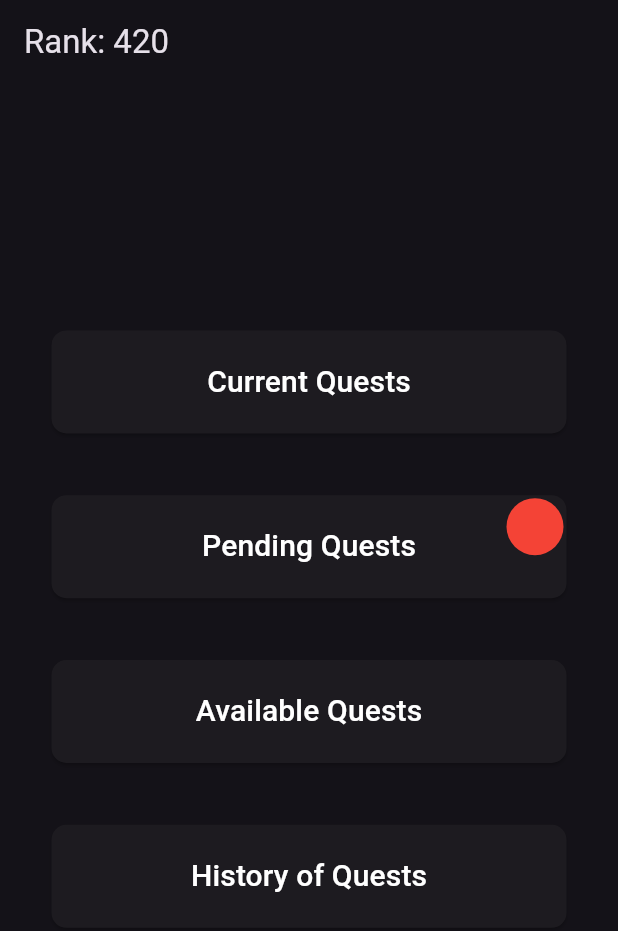
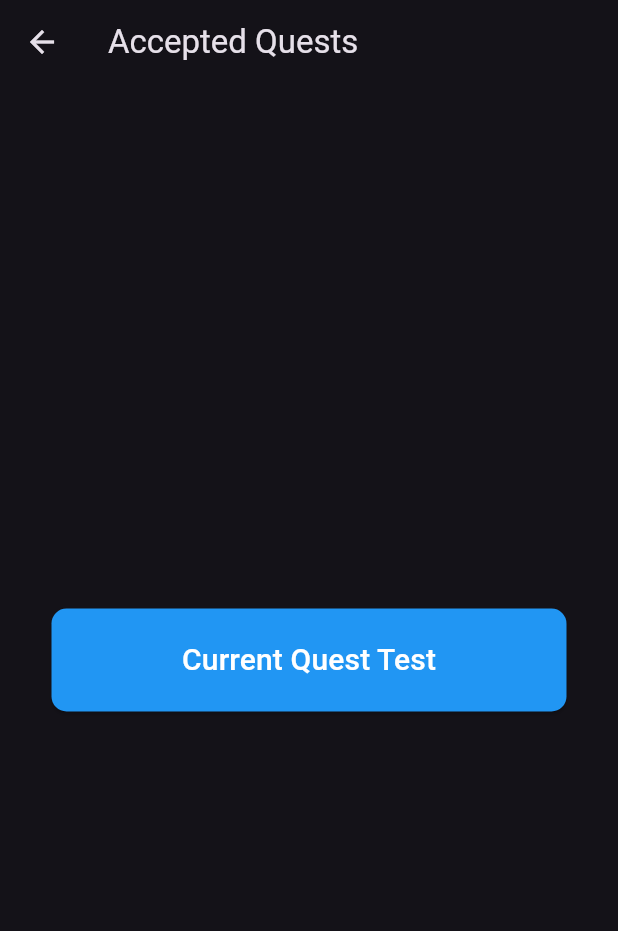
Before and after one commit to stayros130/Flutter_training, a Flutter app: the screen it shows after launch, after a tap on "Current Quests", on a phone screen of 412 x 824 dp. Shown: the top 931 px of the screen. Run offline on Flutter 3.47's test engine with Material 3 defaults, Android fonts, the light colour scheme and no system bars; our stand-ins replace google_fonts, transparent_image.

Commit message:
Added current quest screen and accepted quest details modal

```diff
--- /dev/null
+++ b/uniwa_quest/lib/ranks.dart
@@ -0,0 +1,26 @@
+enum Rank {
+  Novice, // 0 - 999
+  Intermediate, // 1000 - 4999
+  Advanced, // 5000 - 9999
+  Professional, // 10000 - 19999
+  Expert, // 20000 - 49999
+  Master, // 50000 - 99999
+}
+
+class Ranks {
+  Rank getRank(int xp) {
+    if (xp < 1000) {
+      return Rank.Novice;
+    } else if (xp < 5000) {
+      return Rank.Intermediate;
+    } else if (xp < 10000) {
+      return Rank.Advanced;
+    } else if (xp < 20000) {
+      return Rank.Professional;
+    } else if (xp < 50000) {
+      return Rank.Expert;
+    } else {
+      return Rank.Master;
+    }
+  }
+}
--- /dev/null
+++ b/uniwa_quest/lib/screens/current_quests_screen.dart
@@ -0,0 +1,26 @@
+import 'package:flutter/material.dart';
+import 'package:uniwa_quest/widgets/accepted_quest_modal.dart';
+
+class CurrentQuestsScreen extends StatelessWidget {
+  const CurrentQuestsScreen({super.key});
+
+  @override
+  Widget build(BuildContext context) {
+    return Scaffold(
+      appBar: AppBar(
+        title: const Text('Accepted Quests'),
+      ),
+      body: const Center(
+        child: Column(
+          mainAxisAlignment: MainAxisAlignment.center,
+          children: [
+            AcceptedQuestModal(
+              title: 'Current Quest Test',
+              skills: 'Java', xp: 420, description: 'testy'
+            ),
+          ],
+        ),
+      ),
+    );
+  }
+}
--- a/uniwa_quest/lib/screens/student_main_screen.dart
+++ b/uniwa_quest/lib/screens/student_main_screen.dart
@@ -1,5 +1,8 @@
 import 'package:flutter/material.dart';
+import 'package:uniwa_quest/screens/current_quests_screen.dart';
 import 'package:uniwa_quest/widgets/custom_button.dart';
+import 'package:uniwa_quest/screens/loaded_screen.dart';
+import 'package:uniwa_quest/ranks.dart';
 
 class StudentMainScreen extends StatelessWidget {
   StudentMainScreen({super.key});
@@ -14,7 +17,8 @@ class StudentMainScreen extends StatelessWidget {
 
     return Scaffold(
       appBar: AppBar(
-        title: Text('Rank: $dummyXp'),
+        title: Text(
+            'Rank: ${Ranks().getRank(dummyXp).toString().split('.').last}'), // Get rank from xp
       ),
       body: Center(
         child: Column(
@@ -22,7 +26,12 @@ class StudentMainScreen extends StatelessWidget {
           children: [
             CustomButton(
               buttonText: 'Current Quests',
-              onPressed: () {},
+              onPressed: () {
+                Navigator.push(
+                    context,
+                    MaterialPageRoute(
+                        builder: (context) => const CurrentQuestsScreen()));
+              },
             ),
             SizedBox(
                 height:MediaQuery.of(context).size.height / 20), // Add some space
@@ -30,7 +39,12 @@ class StudentMainScreen extends StatelessWidget {
               children: [
                 CustomButton(
                   buttonText: 'Pending Quests',
-                  onPressed: () {},
+                  onPressed: () {
+                    Navigator.push(
+                        context,
+                        MaterialPageRoute(
+                            builder: (context) => const LoadedScreen()));
+                  },
                 ),
                 Positioned(
                   right: 2,
@@ -52,12 +66,22 @@ class StudentMainScreen extends StatelessWidget {
             SizedBox(height: MediaQuery.of(context).size.height/20), // Add some space
             CustomButton(
               buttonText: 'Available Quests',
-              onPressed: (){},
+              onPressed: () {
+                Navigator.push(
+                    context,
+                    MaterialPageRoute(
+                        builder: (context) => const LoadedScreen()));
+              },
             ),
             SizedBox(height: MediaQuery.of(context).size.height/20), // Add some space
             CustomButton(
               buttonText: 'History of Quests',
-              onPressed: (){},
+              onPressed: () {
+                Navigator.push(
+                    context,
+                    MaterialPageRoute(
+                        builder: (context) => const LoadedScreen()));
+              },
             ),
             SizedBox(height: MediaQuery.of(context).size.height/20), // Add some space
           ],
--- /dev/null
+++ b/uniwa_quest/lib/widgets/accepted_quest_modal.dart
@@ -0,0 +1,74 @@
+import 'package:flutter/material.dart';
+import 'package:uniwa_quest/widgets/custom_button.dart';
+
+class AcceptedQuestModal extends StatelessWidget {
+  final String title;
+  final String skills;
+  final int xp;
+  final String description;
+
+  const AcceptedQuestModal({
+    super.key,
+    required this.title,
+    required this.skills,
+    required this.xp,
+    required this.description,
+  });
+
+  @override
+  Widget build(BuildContext context) {
+    return CustomButton(
+      buttonText: title,
+      onPressed: () {
+        showModalBottomSheet(
+  context: context,
+  isScrollControlled: true,
+  builder: (BuildContext context) {
+    return SizedBox(
+      height: MediaQuery.of(context).size.height * 0.9, // 90% of screen height
+      child: SingleChildScrollView(
+        child: Stack(
+          children: <Widget>[
+            Center(
+                    child: Column(
+                        children: <Widget>[
+                          Padding(
+                            padding: const EdgeInsets.all(18.0),
+                            child: Text(title,
+                                style: TextStyle(
+                                    fontSize: 24, fontWeight: FontWeight.bold)),
+                          ),
+                          Padding(
+                            padding: const EdgeInsets.all(8.0),
+                            child: Text('Required Skills: $skills'),
+                          ),
+                          Padding(
+                            padding: const EdgeInsets.all(8.0),
+                            child: Text('XP: $xp'),
+                          ),
+                          Padding(
+                            padding: const EdgeInsets.all(8.0),
+                            child: Text('Description: $description'),
+                          ),
+                        ],
+                      ),
+                    ),
+            Positioned(
+              right: 0,
+              child: IconButton(
+                icon: Icon(Icons.close),
+                onPressed: () {
+                  Navigator.of(context).pop();
+                },
+              ),
+            ),
+          ],
+        ),
+      ),
+    );
+  },
+);
+      },
+    );
+  }
+}
--- a/uniwa_quest/lib/widgets/custom_button.dart
+++ b/uniwa_quest/lib/widgets/custom_button.dart
@@ -1,10 +1,11 @@
 import 'package:flutter/material.dart';
 
 class CustomButton extends StatelessWidget {
-  const CustomButton({super.key,required this.buttonText, required this.onPressed});
+  CustomButton({super.key,required this.buttonText, required this.onPressed});
 
   final String buttonText;
   final VoidCallback onPressed;
+  Color buttonColor = Colors.blue;
 
   @override
   Widget build(BuildContext context) {
@@ -19,6 +20,7 @@ class CustomButton extends StatelessWidget {
       width: buttonWidth,
       child: ElevatedButton(
         style: ElevatedButton.styleFrom(
+          backgroundColor: buttonColor,
           shape: RoundedRectangleBorder(
             borderRadius: BorderRadius.circular(10.0),
           ),
```
